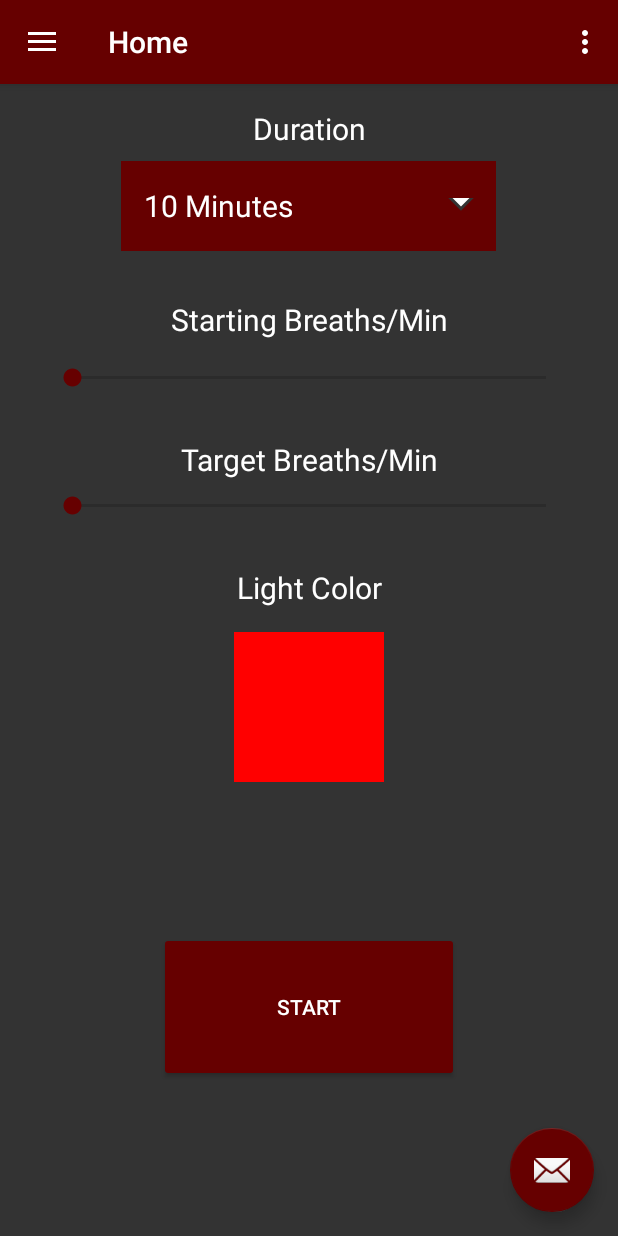
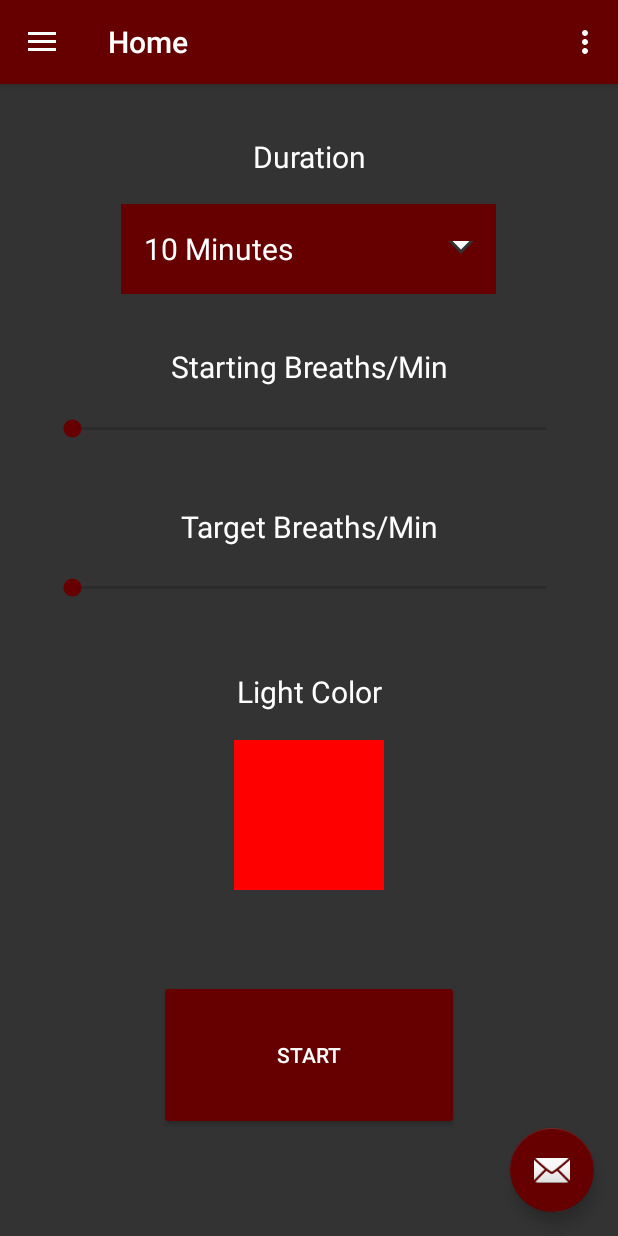
Before and after one commit to BelugaPerks/breathelight, an Android app: the screen it shows after launch (MainActivity), on a phone screen of 412 x 824 dp. Run offline under Robolectric (Android 15) with nearby library versions, the phone set to English and light mode, and no system bars; our stand-ins replace navigation-ui.

Commit message:
Fixed layout, added basic animation to one colour picker button

```diff
--- a/app/src/main/java/com/example/breathelight_sleepassist/ui/home/HomeFragment.java
+++ b/app/src/main/java/com/example/breathelight_sleepassist/ui/home/HomeFragment.java
@@ -7,6 +7,8 @@ import android.os.Bundle;
 import android.view.LayoutInflater;
 import android.view.View;
 import android.view.ViewGroup;
+import android.view.animation.Animation;
+import android.view.animation.AnimationUtils;
 import android.widget.ArrayAdapter;
 import android.widget.Button;
 import android.widget.ImageButton;
@@ -31,13 +33,6 @@ public class HomeFragment extends Fragment {
         homeViewModel =
                 ViewModelProviders.of(this).get(HomeViewModel.class);
         View root = inflater.inflate(R.layout.fragment_home, container, false);
-//        final TextView textView = root.findViewById(R.id.text_home);
-//        homeViewModel.getText().observe(this.getViewLifecycleOwner(), new Observer<String>() {
-//            @Override
-//            public void onChanged(@Nullable String s) {
-//                textView.setText(s);
-//            }
-//        });
         Spinner spinner = root.findViewById(R.id.timeSelector);
         ArrayAdapter<CharSequence> adapter = ArrayAdapter.createFromResource(this.getActivity(),
                 R.array.time_array, R.layout.spinner_item);
@@ -61,11 +56,16 @@ public class HomeFragment extends Fragment {
         final ImageButton yellowButton = root.findViewById(R.id.image_button_yellow);
         final ImageButton whiteButton = root.findViewById(R.id.image_button_white);
         final ImageButton blueButton = root.findViewById(R.id.image_button_blue);
+        final Animation animExpand = AnimationUtils.loadAnimation(getContext(), R.anim.expand);
+
         colourButton.setOnClickListener(new View.OnClickListener() {
             @Override
             public void onClick(View v) {
+
                 colourButtonView.setVisibility(View.VISIBLE);
+                redButton.startAnimation(animExpand);
                 outsideView.setVisibility(View.VISIBLE);
+
             }
         });
         redButton.setOnClickListener(new View.OnClickListener() {
@@ -74,6 +74,7 @@ public class HomeFragment extends Fragment {
                 colourButtonView.setVisibility(View.GONE);
                 outsideView.setVisibility(View.GONE);
                 homeViewModel.setColourButtonBackground(new ColorDrawable(getResources().getColor(R.color.red_light)));
+
             }
         });
         greenButton.setOnClickListener(new View.OnClickListener() {
--- a/app/src/main/res/layout/fragment_home.xml
+++ b/app/src/main/res/layout/fragment_home.xml
@@ -10,12 +10,13 @@
         android:layout_width="match_parent"
         android:layout_height="wrap_content"
         android:layout_marginStart="8dp"
-        android:layout_marginTop="16dp"
+        android:layout_marginTop="24dp"
         android:layout_marginEnd="8dp"
         android:text="@string/duration_header"
         android:textAlignment="center"
+        android:textColor="@android:color/white"
         android:textSize="20sp"
-        android:textColor="@android:color/white"
+        app:layout_constraintBottom_toTopOf="@+id/timeSelector"
         app:layout_constraintEnd_toEndOf="parent"
         app:layout_constraintHorizontal_bias="0.0"
         app:layout_constraintStart_toStartOf="parent"
@@ -33,6 +34,7 @@
         android:background="@drawable/spinner_background"
         android:dropDownWidth="match_parent"
         android:entries="@array/time_array"
+        app:layout_constraintBottom_toTopOf="@+id/text_start_bpm"
         app:layout_constraintEnd_toEndOf="parent"
         app:layout_constraintHorizontal_bias="0.496"
         app:layout_constraintStart_toStartOf="parent"
@@ -44,13 +46,13 @@
         android:layout_height="wrap_content"
         android:layout_marginStart="8dp"
         android:layout_marginLeft="8dp"
-        android:layout_marginTop="32dp"
+        android:layout_marginTop="24dp"
         android:layout_marginEnd="8dp"
         android:layout_marginRight="8dp"
         android:text="@string/starting_rhythm_header"
         android:textAlignment="center"
+        android:textColor="@android:color/white"
         android:textSize="20sp"
-        android:textColor="@android:color/white"
         app:layout_constraintBottom_toTopOf="@+id/seekBar_start_bpm"
         app:layout_constraintEnd_toEndOf="parent"
         app:layout_constraintStart_toStartOf="parent"
@@ -62,7 +64,7 @@
         android:layout_height="wrap_content"
         android:layout_marginStart="32dp"
         android:layout_marginLeft="32dp"
-        android:layout_marginTop="16dp"
+        android:layout_marginTop="8dp"
         android:layout_marginEnd="32dp"
         android:layout_marginRight="32dp"
         app:layout_constraintBottom_toTopOf="@+id/text_end_bpm"
@@ -82,8 +84,9 @@
         android:layout_marginRight="8dp"
         android:text="@string/ending_rhythm_header"
         android:textAlignment="center"
+        android:textColor="@android:color/white"
         android:textSize="20sp"
-        android:textColor="@android:color/white"
+        app:layout_constraintBottom_toTopOf="@+id/seekBar_end_bpm"
         app:layout_constraintEnd_toEndOf="parent"
         app:layout_constraintStart_toStartOf="parent"
         app:layout_constraintTop_toBottomOf="@+id/seekBar_start_bpm" />
@@ -97,6 +100,8 @@
         android:layout_marginTop="8dp"
         android:layout_marginEnd="32dp"
         android:layout_marginRight="32dp"
+        android:layout_marginBottom="16dp"
+        app:layout_constraintBottom_toTopOf="@+id/text_colour_picker"
         app:layout_constraintEnd_toEndOf="parent"
         app:layout_constraintStart_toStartOf="parent"
         app:layout_constraintTop_toBottomOf="@+id/text_end_bpm" />
@@ -107,17 +112,17 @@
         android:layout_height="wrap_content"
         android:layout_marginStart="8dp"
         android:layout_marginLeft="8dp"
-        android:layout_marginTop="32dp"
+        android:layout_marginTop="20dp"
         android:layout_marginEnd="8dp"
         android:layout_marginRight="8dp"
         android:text="@string/colour_picker_header"
         android:textAlignment="center"
+        android:textColor="@android:color/white"
         android:textSize="20sp"
-        android:textColor="@android:color/white"
+        app:layout_constraintBottom_toTopOf="@+id/colourPickerButton"
         app:layout_constraintEnd_toEndOf="parent"
         app:layout_constraintStart_toStartOf="parent"
         app:layout_constraintTop_toBottomOf="@+id/seekBar_end_bpm" />
-
 
 
     <ImageButton
@@ -126,29 +131,15 @@
         android:layout_height="100dp"
         android:layout_marginStart="32dp"
         android:layout_marginLeft="32dp"
-        android:layout_marginTop="16dp"
+        android:layout_marginTop="8dp"
         android:layout_marginEnd="32dp"
         android:layout_marginRight="32dp"
         android:contentDescription="@string/colour_picker_desc"
+        app:layout_constraintBottom_toTopOf="@+id/startButton"
         app:layout_constraintEnd_toEndOf="parent"
         app:layout_constraintHorizontal_bias="0.5"
         app:layout_constraintStart_toStartOf="parent"
         app:layout_constraintTop_toBottomOf="@+id/text_colour_picker" />
-
-    <Button
-        android:id="@+id/button"
-        style="@style/Widget.AppCompat.Button.Colored"
-        android:layout_width="200dp"
-        android:layout_height="100dp"
-        android:layout_marginStart="32dp"
-        android:layout_marginLeft="32dp"
-        android:layout_marginTop="100dp"
-        android:layout_marginEnd="32dp"
-        android:layout_marginRight="32dp"
-        android:text="@string/start_button_text"
-        app:layout_constraintEnd_toEndOf="parent"
-        app:layout_constraintStart_toStartOf="parent"
-        app:layout_constraintTop_toBottomOf="@+id/colourPickerButton" />
 
     <View
         android:id="@+id/outsideView"
@@ -168,14 +159,16 @@
         android:layout_height="328dp"
         android:layout_marginStart="24dp"
         android:layout_marginLeft="24dp"
-        android:layout_marginTop="44dp"
         android:layout_marginEnd="24dp"
         android:layout_marginRight="24dp"
+        android:outlineProvider="none"
+        android:translationZ="5dp"
         app:cardBackgroundColor="@android:color/transparent"
         app:cardElevation="0dp"
+        app:layout_constraintBottom_toTopOf="@+id/colourPickerButton"
         app:layout_constraintEnd_toEndOf="parent"
         app:layout_constraintStart_toStartOf="parent"
-        app:layout_constraintTop_toBottomOf="@+id/seekBar_start_bpm"
+        app:layout_constraintTop_toBottomOf="@+id/colourPickerButton"
         tools:visibility="visible">
 
         <androidx.constraintlayout.widget.ConstraintLayout
@@ -187,12 +180,14 @@
                 android:id="@+id/image_button_yellow"
                 android:layout_width="100dp"
                 android:layout_height="100dp"
-                android:layout_marginTop="104dp"
-                android:layout_marginEnd="172dp"
-                android:layout_marginRight="172dp"
                 android:background="@android:color/transparent"
+                android:contentDescription="@string/colour_picker_button_yellow_desc"
+                app:layout_constraintBottom_toBottomOf="parent"
                 app:layout_constraintEnd_toEndOf="parent"
-                app:layout_constraintTop_toBottomOf="@+id/image_button_red"
+                app:layout_constraintHorizontal_bias="0.25"
+                app:layout_constraintStart_toStartOf="parent"
+                app:layout_constraintTop_toTopOf="parent"
+                app:layout_constraintVertical_bias="0.95"
                 app:srcCompat="@drawable/colour_picker_button_yellow" />
 
 
@@ -200,75 +195,72 @@
                 android:id="@+id/image_button_purple"
                 android:layout_width="100dp"
                 android:layout_height="100dp"
-                android:layout_marginTop="4dp"
-                android:layout_marginEnd="224dp"
-                android:layout_marginRight="224dp"
                 android:background="@android:color/transparent"
+                android:contentDescription="@string/colour_picker_button_purple_desc"
+                app:layout_constraintBottom_toBottomOf="parent"
                 app:layout_constraintEnd_toEndOf="parent"
-                app:layout_constraintTop_toBottomOf="@+id/image_button_red"
+                app:layout_constraintHorizontal_bias="0.0"
+                app:layout_constraintStart_toStartOf="parent"
+                app:layout_constraintTop_toTopOf="parent"
                 app:srcCompat="@drawable/colour_picker_button_purple" />
 
             <ImageButton
                 android:id="@+id/image_button_blue"
                 android:layout_width="100dp"
                 android:layout_height="100dp"
-                android:layout_marginStart="16dp"
-                android:layout_marginLeft="16dp"
-                android:layout_marginTop="104dp"
                 android:background="@android:color/transparent"
+                android:contentDescription="@string/colour_picker_button_blue_desc"
                 android:visibility="visible"
+                app:layout_constraintBottom_toBottomOf="parent"
                 app:layout_constraintEnd_toEndOf="parent"
-                app:layout_constraintHorizontal_bias="0.712"
+                app:layout_constraintHorizontal_bias="0.75"
                 app:layout_constraintStart_toStartOf="parent"
-                app:layout_constraintTop_toBottomOf="@id/image_button_red"
+                app:layout_constraintTop_toTopOf="parent"
+                app:layout_constraintVertical_bias="0.95"
                 app:srcCompat="@drawable/colour_picker_button_blue" />
 
             <ImageButton
                 android:id="@+id/image_button_red"
                 android:layout_width="100dp"
                 android:layout_height="100dp"
-                android:layout_marginStart="16dp"
-                android:layout_marginLeft="16dp"
-                android:layout_marginTop="8dp"
                 android:background="@android:color/transparent"
+                android:contentDescription="@string/colour_picker_button_red_desc"
                 android:visibility="visible"
-                app:layout_constraintBottom_toTopOf="@id/image_button_blue"
+                app:layout_constraintBottom_toBottomOf="parent"
                 app:layout_constraintEnd_toEndOf="parent"
-                app:layout_constraintHorizontal_bias="0.716"
+                app:layout_constraintHorizontal_bias="0.75"
                 app:layout_constraintStart_toStartOf="parent"
                 app:layout_constraintTop_toTopOf="parent"
+                app:layout_constraintVertical_bias="0.050000012"
                 app:srcCompat="@drawable/colour_picker_button_red" />
 
             <ImageButton
                 android:id="@+id/image_button_white"
                 android:layout_width="100dp"
                 android:layout_height="100dp"
-                android:layout_marginStart="16dp"
-                android:layout_marginLeft="16dp"
-                android:layout_marginTop="8dp"
                 android:background="@android:color/transparent"
+                android:contentDescription="@string/colour_picker_button_white_desc"
                 android:visibility="visible"
-                app:layout_constraintBottom_toTopOf="@id/image_button_blue"
+                app:layout_constraintBottom_toBottomOf="parent"
                 app:layout_constraintEnd_toEndOf="parent"
-                app:layout_constraintHorizontal_bias="0.188"
+                app:layout_constraintHorizontal_bias="0.25"
                 app:layout_constraintStart_toStartOf="parent"
                 app:layout_constraintTop_toTopOf="parent"
-                app:layout_constraintVertical_bias="0.076"
+                app:layout_constraintVertical_bias="0.050000012"
                 app:srcCompat="@drawable/colour_picker_button_white" />
 
             <ImageButton
                 android:id="@+id/image_button_green"
                 android:layout_width="100dp"
                 android:layout_height="100dp"
-                android:layout_marginStart="16dp"
-                android:layout_marginLeft="16dp"
-                android:layout_marginTop="4dp"
                 android:background="@android:color/transparent"
+                android:contentDescription="@string/colour_picker_button_green_desc"
                 android:visibility="visible"
+                app:layout_constraintBottom_toBottomOf="parent"
                 app:layout_constraintEnd_toEndOf="parent"
-                app:layout_constraintHorizontal_bias="0.966"
+                app:layout_constraintHorizontal_bias="1.0"
                 app:layout_constraintStart_toStartOf="parent"
-                app:layout_constraintTop_toBottomOf="@id/image_button_red"
+                app:layout_constraintTop_toTopOf="parent"
                 app:srcCompat="@drawable/colour_picker_button_green" />
 
         </androidx.constraintlayout.widget.ConstraintLayout>
@@ -276,5 +268,22 @@
 
     </androidx.cardview.widget.CardView>
 
+    <Button
+        android:id="@+id/startButton"
+        style="@style/Widget.AppCompat.Button.Colored"
+        android:layout_width="200dp"
+        android:layout_height="100dp"
+        android:layout_marginStart="32dp"
+        android:layout_marginLeft="32dp"
+        android:layout_marginTop="50dp"
+        android:layout_marginEnd="32dp"
+        android:layout_marginRight="32dp"
+        android:layout_marginBottom="60dp"
+        android:text="@string/start_button_text"
+        app:layout_constraintBottom_toBottomOf="parent"
+        app:layout_constraintEnd_toEndOf="parent"
+        app:layout_constraintStart_toStartOf="parent"
+        app:layout_constraintTop_toBottomOf="@+id/colourPickerButton" />
+
 
 </androidx.constraintlayout.widget.ConstraintLayout>
--- a/app/src/main/res/values/strings.xml
+++ b/app/src/main/res/values/strings.xml
@@ -30,4 +30,11 @@
     <string name="colour_picker_header">Light Color</string>
     <string name="colour_picker_desc">Light Colour Picker Button</string>
     <string name="start_button_text">Start</string>
+
+    <string name="colour_picker_button_yellow_desc">Yellow Colour Picker Button</string>
+    <string name="colour_picker_button_white_desc">White Colour Picker Button</string>
+    <string name="colour_picker_button_blue_desc">Blue Colour Picker Button</string>
+    <string name="colour_picker_button_green_desc">Green Colour Picker Button</string>
+    <string name="colour_picker_button_red_desc">Red Colour Picker Button</string>
+    <string name="colour_picker_button_purple_desc">Purple Colour Picker Button</string>
 </resources>
```
Also changed, not shown: app/src/main/res/anim/expand.xml (added, +21 -0 lines).
